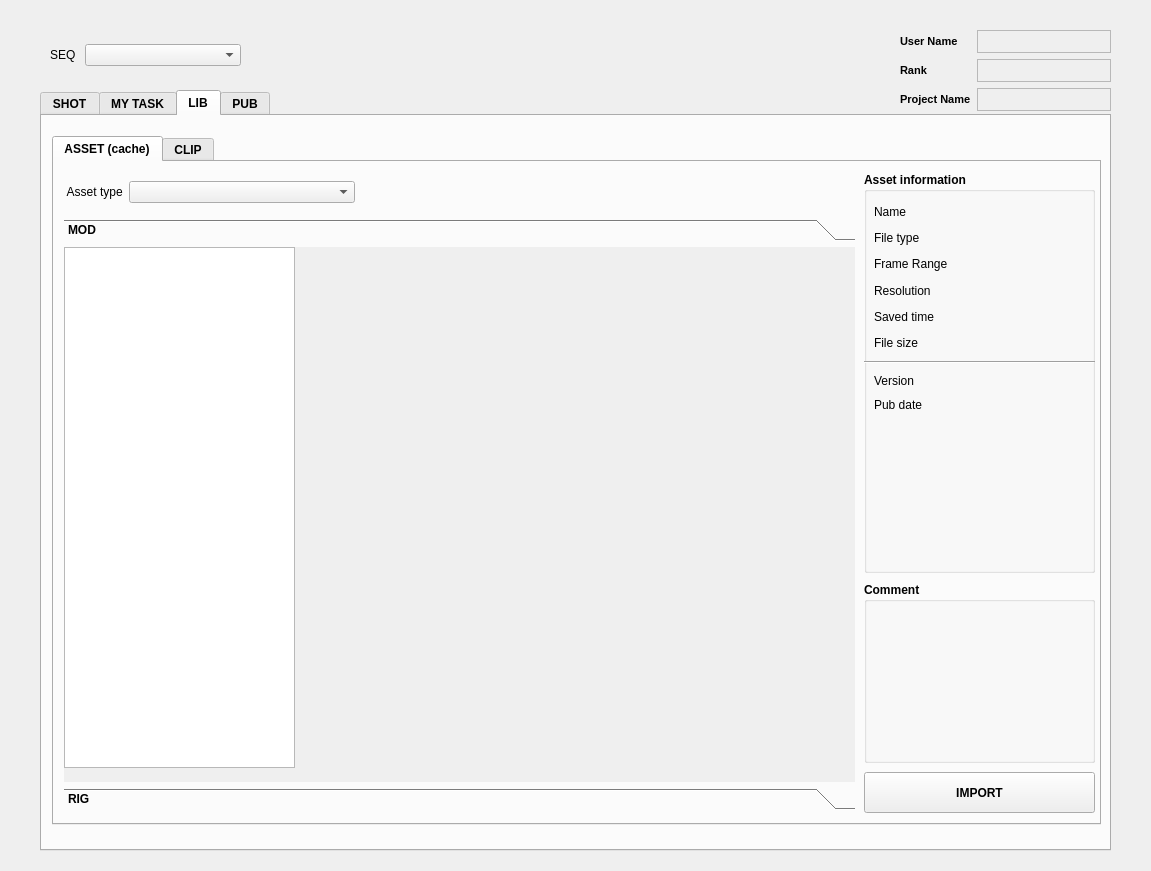
First picture: the form in pipeline/scripts/loader/loader_ui/main_window_v002.ui, repository UiChul/yummy, before the edit.
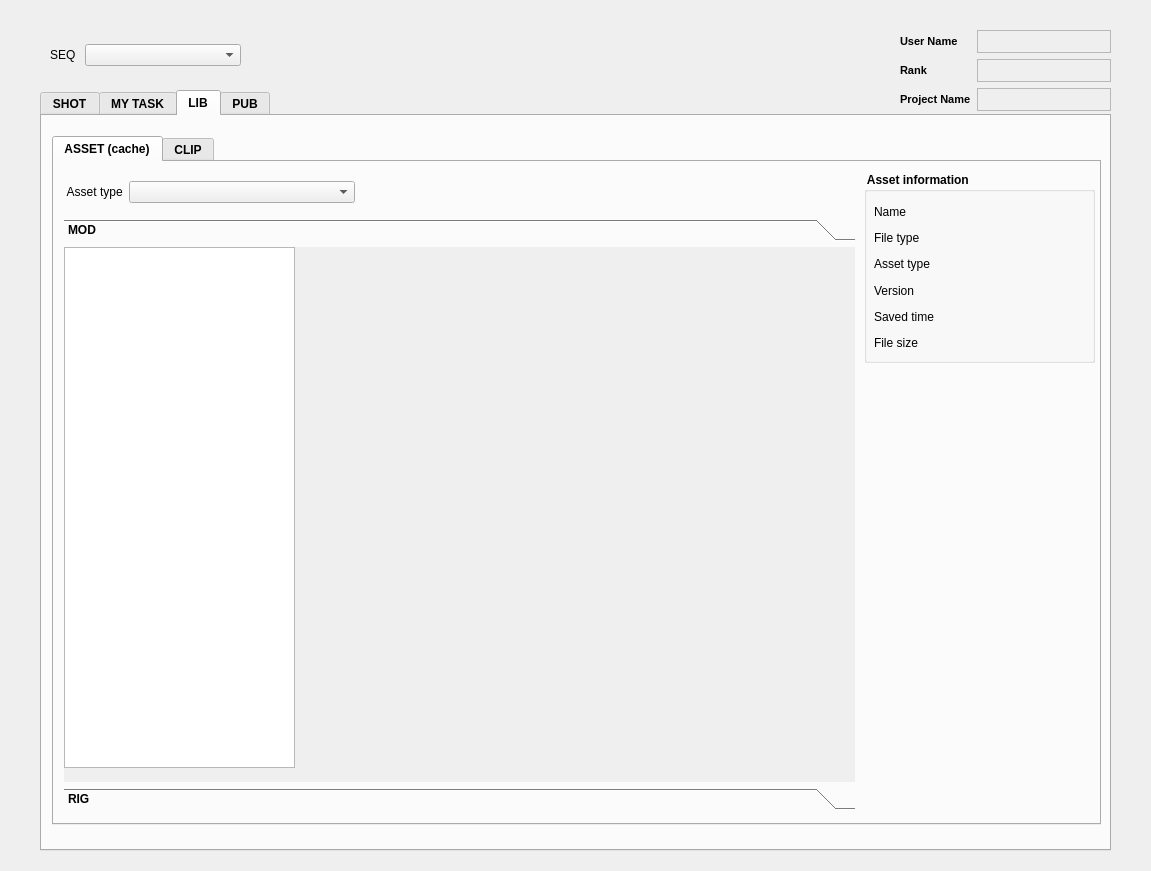
Second picture: the form after the edit. The open tabs and pages were chosen to show the change.

The edit to the form file:
```diff
--- a/pipeline/scripts/loader/loader_ui/main_window_v002.ui
+++ b/pipeline/scripts/loader/loader_ui/main_window_v002.ui
@@ -1185,65 +1185,13 @@
       <attribute name="title">
        <string>ASSET (cache)</string>
       </attribute>
-      <widget class="QPushButton" name="pushButton_asset_nuke">
-       <property name="geometry">
-        <rect>
-         <x>810</x>
-         <y>610</y>
-         <width>231</width>
-         <height>41</height>
-        </rect>
-       </property>
-       <property name="text">
-        <string>IMPORT</string>
-       </property>
-      </widget>
-      <widget class="QGroupBox" name="groupBox_asset_comment">
-       <property name="geometry">
-        <rect>
-         <x>810</x>
-         <y>420</y>
-         <width>231</width>
-         <height>181</height>
-        </rect>
-       </property>
-       <property name="font">
-        <font>
-         <bold>true</bold>
-         <underline>false</underline>
-         <strikeout>false</strikeout>
-        </font>
-       </property>
-       <property name="title">
-        <string>Comment</string>
-       </property>
-       <property name="flat">
-        <bool>false</bool>
-       </property>
-       <property name="checkable">
-        <bool>false</bool>
-       </property>
-       <widget class="QLabel" name="label_asset_comment">
-        <property name="geometry">
-         <rect>
-          <x>10</x>
-          <y>30</y>
-          <width>211</width>
-          <height>141</height>
-         </rect>
-        </property>
-        <property name="text">
-         <string/>
-        </property>
-       </widget>
-      </widget>
       <widget class="QGroupBox" name="groupBox_asset_file_info">
        <property name="geometry">
         <rect>
          <x>810</x>
          <y>10</y>
          <width>231</width>
-         <height>401</height>
+         <height>191</height>
         </rect>
        </property>
        <property name="font">
@@ -1254,7 +1202,7 @@
         </font>
        </property>
        <property name="title">
-        <string>Asset information</string>
+        <string> Asset information</string>
        </property>
        <property name="flat">
         <bool>false</bool>
@@ -1313,7 +1261,7 @@
             </font>
            </property>
            <property name="text">
-            <string>Frame Range </string>
+            <string>Asset type</string>
            </property>
           </widget>
          </item>
@@ -1328,7 +1276,7 @@
             </font>
            </property>
            <property name="text">
-            <string>Resolution</string>
+            <string>Version</string>
            </property>
           </widget>
          </item>
@@ -1420,7 +1368,7 @@
           </widget>
          </item>
          <item>
-          <widget class="QLabel" name="label_asset_resolution">
+          <widget class="QLabel" name="label_asset_version">
            <property name="font">
             <font>
              <pointsize>9</pointsize>
@@ -1466,103 +1414,6 @@
          </item>
         </layout>
        </widget>
-       <widget class="Line" name="line">
-        <property name="geometry">
-         <rect>
-          <x>0</x>
-          <y>175</y>
-          <width>231</width>
-          <height>31</height>
-         </rect>
-        </property>
-        <property name="orientation">
-         <enum>Qt::Horizontal</enum>
-        </property>
-       </widget>
-       <widget class="QWidget" name="verticalLayoutWidget_11">
-        <property name="geometry">
-         <rect>
-          <x>10</x>
-          <y>200</y>
-          <width>71</width>
-          <height>42</height>
-         </rect>
-        </property>
-        <layout class="QVBoxLayout" name="verticalLayout_13">
-         <item>
-          <widget class="QLabel" name="label_47">
-           <property name="font">
-            <font>
-             <pointsize>9</pointsize>
-             <bold>false</bold>
-             <underline>false</underline>
-             <strikeout>false</strikeout>
-            </font>
-           </property>
-           <property name="text">
-            <string>Version</string>
-           </property>
-          </widget>
-         </item>
-         <item>
-          <widget class="QLabel" name="label_48">
-           <property name="font">
-            <font>
-             <pointsize>9</pointsize>
-             <bold>false</bold>
-             <underline>false</underline>
-             <strikeout>false</strikeout>
-            </font>
-           </property>
-           <property name="text">
-            <string>Pub date</string>
-           </property>
-          </widget>
-         </item>
-        </layout>
-       </widget>
-       <widget class="QWidget" name="verticalLayoutWidget_12">
-        <property name="geometry">
-         <rect>
-          <x>90</x>
-          <y>200</y>
-          <width>131</width>
-          <height>42</height>
-         </rect>
-        </property>
-        <layout class="QVBoxLayout" name="verticalLayout_14">
-         <item>
-          <widget class="QLabel" name="label_asset_version">
-           <property name="font">
-            <font>
-             <pointsize>9</pointsize>
-             <bold>false</bold>
-             <underline>false</underline>
-             <strikeout>false</strikeout>
-            </font>
-           </property>
-           <property name="text">
-            <string/>
-           </property>
-          </widget>
-         </item>
-         <item>
-          <widget class="QLabel" name="label_asset_pubdate">
-           <property name="font">
-            <font>
-             <pointsize>9</pointsize>
-             <bold>false</bold>
-             <underline>false</underline>
-             <strikeout>false</strikeout>
-            </font>
-           </property>
-           <property name="text">
-            <string/>
-           </property>
-          </widget>
-         </item>
-        </layout>
-       </widget>
       </widget>
       <widget class="QToolBox" name="toolBox_asset_task">
        <property name="geometry">
```
Left out of the diff: 67 changed lines with no effect on the pictures.
